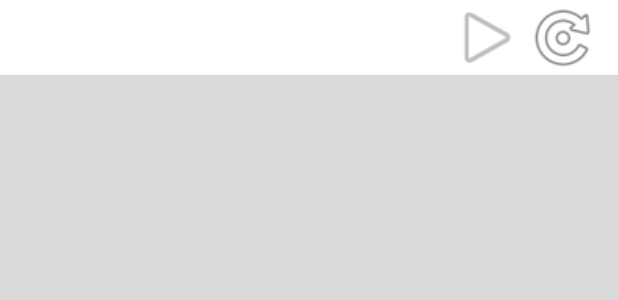
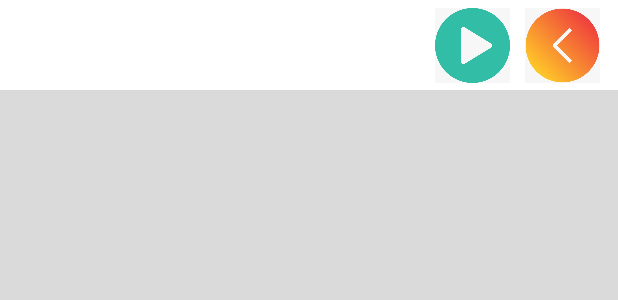
Before and after one commit to vmk0102/speakforme, an Android app: the layout activity_main.xml on its own in the app's theme, with its tools: preview values and no code run, on a phone screen of 412 x 824 dp. Shown: the top 300 px of the screen. Run offline under Robolectric (Android 15) with nearby library versions, the phone set to English and light mode, and no system bars.

Commit message:
latest working work

```diff
--- a/app/build.gradle
+++ b/app/build.gradle
@@ -9,9 +9,9 @@ android {
 
     defaultConfig {
         applicationId "com.dabbssolutions.speakforme"
-        minSdkVersion 28
+        minSdkVersion 24
         targetSdkVersion 32
-        versionCode 1
+        versionCode 2
         versionName "1.0"
 
         testInstrumentationRunner "androidx.test.runner.AndroidJUnitRunner"
@@ -34,6 +34,7 @@ dependencies {
     implementation 'androidx.appcompat:appcompat:1.3.1'
     implementation 'com.google.android.material:material:1.4.0'
     implementation 'androidx.constraintlayout:constraintlayout:2.1.4'
+
     testImplementation 'junit:junit:4.+'
     androidTestImplementation 'androidx.test.ext:junit:1.1.5'
     androidTestImplementation 'androidx.test.espresso:espresso-core:3.5.1'
--- a/app/src/main/res/layout/activity_main.xml
+++ b/app/src/main/res/layout/activity_main.xml
@@ -12,40 +12,62 @@
         android:id="@+id/speakTracker"
         android:orientation="horizontal"
         android:layout_width="match_parent"
-        android:layout_height="50dp"
+        android:layout_height="60dp"
         android:background="@android:color/white"
 
         >
         <EditText
+
             android:id="@+id/sentence"
-            android:layout_width="300dp"
+            android:enabled="false"
+            android:layout_width="280dp"
             android:layout_height="match_parent"
             android:background="@color/white"
             android:textColor="@color/black"
             />
 
         <ImageView
+            android:layout_marginTop="5dp"
             android:clickable="true"
-            android:src="@android:drawable/ic_media_play"
+            android:src="@drawable/play"
             android:id="@+id/SpeakOut"
+            android:layout_marginLeft="10dp"
             android:layout_width="50dp"
             android:layout_height="50dp" />
         <ImageView
             android:clickable="true"
-            android:src="@android:drawable/ic_menu_rotate"
+            android:layout_marginTop="5dp"
+            android:layout_marginLeft="10dp"
+            android:src="@drawable/backspace"
             android:id="@+id/reset"
+            android:layout_width="50dp"
+            android:layout_height="50dp" />
+        <ImageView
+            android:visibility="gone"
+            android:clickable="true"
+            android:src="@android:drawable/btn_minus"
+            android:id="@+id/btnBack"
             android:layout_width="50dp"
             android:layout_height="50dp" />
 
     </LinearLayout>
     <GridView
         android:layout_below="@id/speakTracker"
-
         android:id="@+id/imageView"
         android:layout_width="fill_parent"
-        android:layout_height="match_parent"
+        android:layout_height="450dp"
 
         android:numColumns="3"/>
 
         />
+    <ListView
+
+        android:layout_below="@id/imageView"
+        android:id="@+id/listForSentence"
+        android:layout_width="fill_parent"
+        android:layout_height="250dp"
+
+        />
+
+    />
 </RelativeLayout>
```
Also changed, not shown: app/src/main/AndroidManifest.xml (+6 -3 lines), app/src/main/java/com/dabbssolutions/speakforme/MainActivity.java (+55 -15 lines), app/src/main/java/com/dabbssolutions/speakforme/Splash.java (added, +29 -0 lines), app/src/main/java/com/dabbssolutions/speakforme/imagesAdapter.java (+13 -6 lines), app/src/main/res/layout/splash.xml (added, +11 -0 lines), app/src/main/assets/Who.jpg (renamed from app/src/main/assets/who.jpg), app/src/main/res/drawable-v24/backspace.jpeg (added), app/src/main/res/drawable-v24/logo.png (added), app/src/main/res/drawable-v24/play.jpeg (added), 15 other files.
